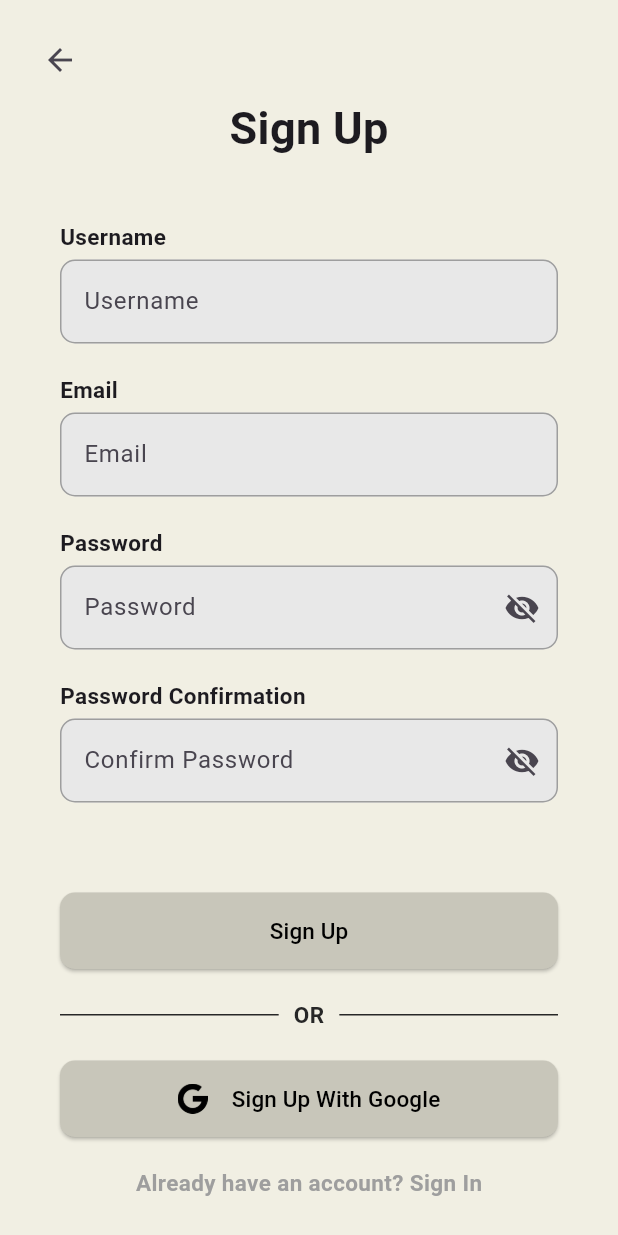
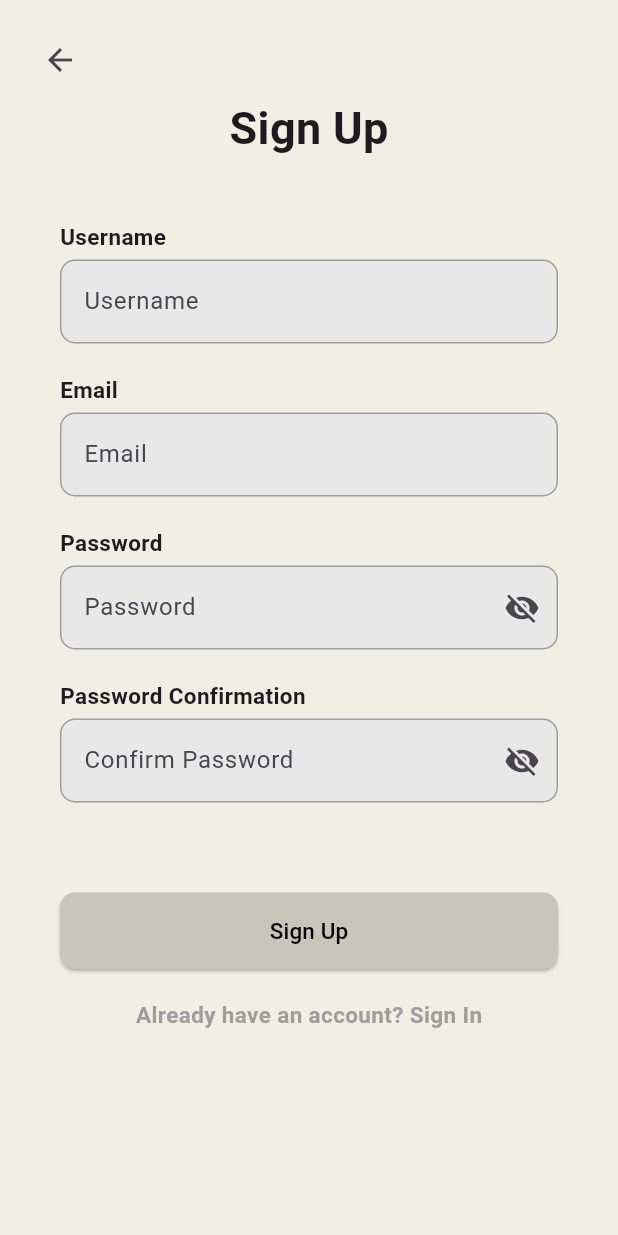
Before and after one commit to Yusufalfaa/abp_flutter_booknest, a Flutter app: the SignUpPage screen opened by its route, on a phone screen of 412 x 824 dp. Run offline on Flutter 3.47's test engine with Material 3 defaults, Android fonts, the phone set to English and light mode, and no system bars; our stand-ins replace cloud_firestore, firebase_auth, firebase_core, google_sign_in; accounts and stored records are empty.

```diff
--- a/lib/pages/sign_up_page.dart
+++ b/lib/pages/sign_up_page.dart
@@ -174,76 +174,6 @@ class _SignUpPageState extends State<SignUpPage> {
 
                           const SizedBox(height: 20),
 
-                          // Divider with "OR" text
-                          Row(
-                            children: [
-                              Expanded(
-                                child: Divider(
-                                  thickness: 1,
-                                  color: blackColor,
-                                ),
-                              ),
-                              const SizedBox(width: 10),
-                              Text(
-                                "OR",
-                                style: TextStyle(
-                                  fontSize: 15,
-                                  fontWeight: FontWeight.bold,
-                                  color: blackColor,
-                                ),
-                              ),
-                              const SizedBox(width: 10),
-                              Expanded(
-                                child: Divider(
-                                  thickness: 1,
-                                  color: blackColor,
-                                ),
-                              ),
-                            ],
-                          ),
-
-                          const SizedBox(height: 20),
-
-                          // Sign Up with Google Button
-                          SizedBox(
-                            width: double.infinity,
-                            child: Padding(
-                              padding: const EdgeInsets.symmetric(horizontal: 0),
-                              child: ElevatedButton(
-                                onPressed: () {
-                                  print("Sign Up With Google clicked");
-                                },
-                                style: ElevatedButton.styleFrom(
-                                  padding: EdgeInsets.symmetric(vertical: 15),
-                                  backgroundColor: Color(0xFFC8C6BA),
-                                  shape: RoundedRectangleBorder(
-                                    borderRadius: BorderRadius.circular(10),
-                                  ),
-                                ),
-                                child: Row(
-                                  mainAxisAlignment: MainAxisAlignment.center,
-                                  children: [
-                                    Image.asset(
-                                      "assets/google.png",
-                                      height: 20,
-                                      width: 20,
-                                    ),
-                                    const SizedBox(width: 16),
-                                    Text(
-                                      "Sign Up With Google",
-                                      style: TextStyle(
-                                        fontSize: 15,
-                                        color: Colors.black,
-                                      ),
-                                    ),
-                                  ],
-                                ),
-                              ),
-                            ),
-                          ),
-
-                          const SizedBox(height: 20),
-
                           // Already have an account? Sign In link
                           Align(
                             alignment: Alignment.center,
```
Also changed, not shown: lib/pages/sign_in_page.dart (+8 -26 lines), lib/services/auth.dart (+38 -3 lines), 1 other file.
